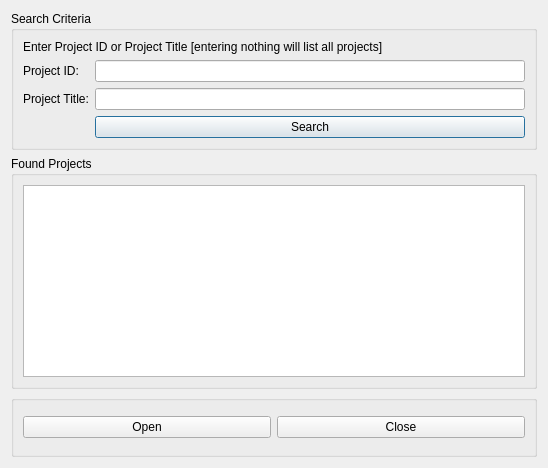
Above: src/openihm/gui/designs/ui_findprojectresults.ui from snim2mirror/openihm before the change. Below: the same form after it.
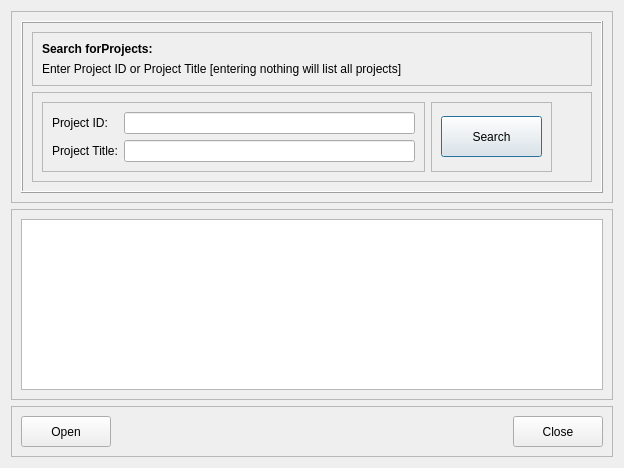
That is the form after the change.

Commit message: Issue 69: Using layouts on find households and find projects.

```diff
--- a/src/openihm/gui/designs/ui_findprojectresults.ui
+++ b/src/openihm/gui/designs/ui_findprojectresults.ui
@@ -6,36 +6,56 @@
    <rect>
     <x>0</x>
     <y>0</y>
-    <width>548</width>
+    <width>624</width>
     <height>468</height>
    </rect>
   </property>
-  <property name="minimumSize">
-   <size>
-    <width>548</width>
-    <height>424</height>
-   </size>
-  </property>
   <property name="windowTitle">
    <string>Project Search Results</string>
   </property>
+  <layout class="QVBoxLayout" name="verticalLayout_3">
+   <item>
+    <widget class="QFrame" name="frame">
+     <property name="frameShape">
+      <enum>QFrame::StyledPanel</enum>
+     </property>
+     <property name="frameShadow">
+      <enum>QFrame::Raised</enum>
+     </property>
+     <layout class="QGridLayout" name="gridLayout_4">
+      <item row="0" column="0">
+       <widget class="QFrame" name="frame_2">
+        <property name="frameShape">
+         <enum>QFrame::Box</enum>
+        </property>
+        <property name="frameShadow">
+         <enum>QFrame::Raised</enum>
+        </property>
   <layout class="QVBoxLayout" name="verticalLayout_2">
    <item>
-    <widget class="QGroupBox" name="groupBox">
-     <property name="sizePolicy">
-      <sizepolicy hsizetype="Preferred" vsizetype="MinimumExpanding">
-       <horstretch>0</horstretch>
-       <verstretch>0</verstretch>
-      </sizepolicy>
-     </property>
-     <property name="title">
-      <string>Search Criteria</string>
-     </property>
-     <layout class="QFormLayout" name="formLayout">
-      <property name="fieldGrowthPolicy">
-       <enum>QFormLayout::AllNonFixedFieldsGrow</enum>
-      </property>
-      <item row="0" column="0" colspan="2">
+          <widget class="QFrame" name="frame_3">
+           <property name="frameShape">
+            <enum>QFrame::StyledPanel</enum>
+           </property>
+           <property name="frameShadow">
+            <enum>QFrame::Raised</enum>
+           </property>
+           <layout class="QVBoxLayout" name="verticalLayout">
+            <item>
+             <widget class="QLabel" name="label_3">
+              <property name="font">
+               <font>
+                <pointsize>9</pointsize>
+                <weight>75</weight>
+                <bold>true</bold>
+               </font>
+              </property>
+              <property name="text">
+               <string>Search forProjects:</string>
+              </property>
+             </widget>
+            </item>
+            <item>
        <widget class="QLabel" name="label_4">
         <property name="text">
          <string>Enter Project ID or Project Title [entering nothing will list all projects]</string>
@@ -45,7 +65,28 @@
         </property>
        </widget>
       </item>
-      <item row="1" column="0">
+           </layout>
+          </widget>
+         </item>
+         <item>
+          <widget class="QFrame" name="frame_4">
+           <property name="frameShape">
+            <enum>QFrame::StyledPanel</enum>
+           </property>
+           <property name="frameShadow">
+            <enum>QFrame::Raised</enum>
+           </property>
+           <layout class="QGridLayout" name="gridLayout_2">
+            <item row="0" column="0">
+             <widget class="QFrame" name="frame_5">
+              <property name="frameShape">
+               <enum>QFrame::StyledPanel</enum>
+              </property>
+              <property name="frameShadow">
+               <enum>QFrame::Raised</enum>
+              </property>
+              <layout class="QFormLayout" name="formLayout_2">
+               <item row="0" column="0">
        <widget class="QLabel" name="label">
         <property name="text">
          <string>Project ID:</string>
@@ -55,10 +96,17 @@
         </property>
        </widget>
       </item>
-      <item row="1" column="1">
-       <widget class="QLineEdit" name="txtProjectID"/>
-      </item>
-      <item row="2" column="0">
+               <item row="0" column="1">
+                <widget class="QLineEdit" name="txtProjectID">
+                 <property name="minimumSize">
+                  <size>
+                   <width>291</width>
+                   <height>0</height>
+                  </size>
+                 </property>
+                </widget>
+               </item>
+               <item row="1" column="0">
        <widget class="QLabel" name="label_2">
         <property name="text">
          <string>Project Title:</string>
@@ -68,32 +116,79 @@
         </property>
        </widget>
       </item>
-      <item row="2" column="1">
-       <widget class="QLineEdit" name="txtProjectTitle"/>
-      </item>
-      <item row="3" column="1">
+               <item row="1" column="1">
+                <widget class="QLineEdit" name="txtProjectTitle">
+                 <property name="minimumSize">
+                  <size>
+                   <width>291</width>
+                   <height>0</height>
+                  </size>
+                 </property>
+                </widget>
+               </item>
+              </layout>
+             </widget>
+            </item>
+            <item row="0" column="1">
+             <widget class="QFrame" name="frame_6">
+              <property name="frameShape">
+               <enum>QFrame::StyledPanel</enum>
+              </property>
+              <property name="frameShadow">
+               <enum>QFrame::Raised</enum>
+              </property>
+              <layout class="QGridLayout" name="gridLayout">
+               <item row="0" column="0">
        <widget class="QPushButton" name="cmdSearch">
+                 <property name="minimumSize">
+                  <size>
+                   <width>101</width>
+                   <height>41</height>
+                  </size>
+                 </property>
         <property name="text">
          <string>Search</string>
         </property>
+                 <property name="default">
+                  <bool>true</bool>
+                 </property>
        </widget>
       </item>
      </layout>
     </widget>
    </item>
-   <item>
-    <widget class="QGroupBox" name="groupBox_3">
-     <property name="sizePolicy">
-      <sizepolicy hsizetype="Preferred" vsizetype="MinimumExpanding">
-       <horstretch>0</horstretch>
-       <verstretch>0</verstretch>
-      </sizepolicy>
-     </property>
-     <property name="title">
-      <string>Found Projects</string>
-     </property>
-     <layout class="QVBoxLayout" name="verticalLayout">
+            <item row="0" column="2">
+             <spacer name="horizontalSpacer">
+              <property name="orientation">
+               <enum>Qt::Horizontal</enum>
+              </property>
+              <property name="sizeHint" stdset="0">
+               <size>
+                <width>40</width>
+                <height>20</height>
+               </size>
+              </property>
+             </spacer>
+            </item>
+           </layout>
+          </widget>
+         </item>
+        </layout>
+       </widget>
+      </item>
+     </layout>
+    </widget>
+   </item>
       <item>
+    <widget class="QFrame" name="frame_7">
+     <property name="frameShape">
+      <enum>QFrame::StyledPanel</enum>
+     </property>
+     <property name="frameShadow">
+      <enum>QFrame::Raised</enum>
+     </property>
+     <layout class="QGridLayout" name="gridLayout_3">
+      <item row="0" column="0">
        <widget class="QTableView" name="tblResults">
         <property name="alternatingRowColors">
          <bool>true</bool>
@@ -107,31 +202,53 @@
     </widget>
    </item>
    <item>
-    <widget class="QGroupBox" name="groupBox_2">
-     <property name="sizePolicy">
-      <sizepolicy hsizetype="Preferred" vsizetype="MinimumExpanding">
-       <horstretch>0</horstretch>
-       <verstretch>0</verstretch>
-      </sizepolicy>
+    <widget class="QFrame" name="frame_8">
+     <property name="frameShape">
+      <enum>QFrame::StyledPanel</enum>
      </property>
-     <property name="title">
-      <string/>
+     <property name="frameShadow">
+      <enum>QFrame::Raised</enum>
      </property>
-     <layout class="QHBoxLayout" name="horizontalLayout">
-      <item>
+     <layout class="QGridLayout" name="gridLayout_5">
+      <item row="0" column="0">
        <widget class="QPushButton" name="cmdOpen">
+        <property name="minimumSize">
+         <size>
+          <width>90</width>
+          <height>31</height>
+         </size>
+        </property>
         <property name="text">
          <string>Open</string>
         </property>
        </widget>
       </item>
-      <item>
+      <item row="0" column="2">
        <widget class="QPushButton" name="cmdClose">
+        <property name="minimumSize">
+         <size>
+          <width>90</width>
+          <height>31</height>
+         </size>
+        </property>
         <property name="text">
          <string>Close</string>
         </property>
        </widget>
       </item>
+      <item row="0" column="1">
+       <spacer name="horizontalSpacer_2">
+        <property name="orientation">
+         <enum>Qt::Horizontal</enum>
+        </property>
+        <property name="sizeHint" stdset="0">
+         <size>
+          <width>40</width>
+          <height>20</height>
+         </size>
+        </property>
+       </spacer>
+      </item>
      </layout>
     </widget>
    </item>
```
Left out of the diff: 5 changed lines with no effect on the pictures. Lines whose indentation alone changed are shown as unchanged. The commit also changes 4 other files.
